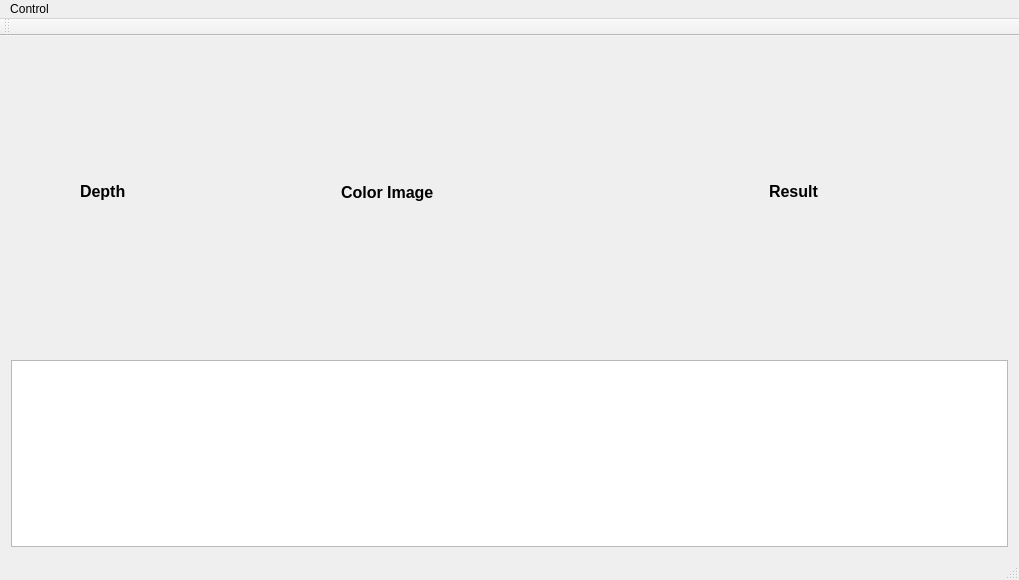
First picture: the form in mainwindow.ui, repository tony2278/AutomaticGrab, before the edit.
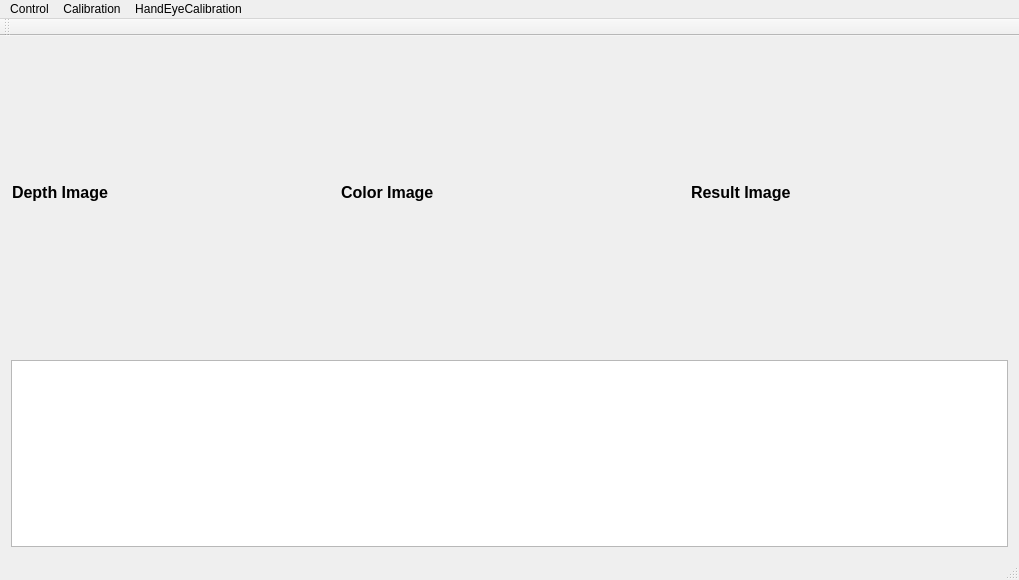
Second picture: the form after the edit.

```diff
--- a/mainwindow.ui
+++ b/mainwindow.ui
@@ -34,19 +34,19 @@
      <widget class="QWidget" name="widget" native="true">
       <layout class="QHBoxLayout" name="horizontalLayout" stretch="1,1,1">
        <property name="spacing">
-        <number>0</number>
+        <number>1</number>
        </property>
        <property name="leftMargin">
-        <number>0</number>
+        <number>1</number>
        </property>
        <property name="topMargin">
-        <number>0</number>
+        <number>1</number>
        </property>
        <property name="rightMargin">
-        <number>0</number>
+        <number>1</number>
        </property>
        <property name="bottomMargin">
-        <number>0</number>
+        <number>1</number>
        </property>
        <item>
         <widget class="QWidget" name="widget_Depth" native="true">
@@ -57,15 +57,9 @@
            <bold>false</bold>
           </font>
          </property>
-         <widget class="QLabel" name="label_2">
-          <property name="geometry">
-           <rect>
-            <x>80</x>
-            <y>130</y>
-            <width>161</width>
-            <height>51</height>
-           </rect>
-          </property>
+         <layout class="QVBoxLayout" name="verticalLayout_5">
+          <item>
+           <widget class="QLabel" name="labelDepth">
           <property name="font">
            <font>
             <pointsize>12</pointsize>
@@ -74,9 +68,14 @@
            </font>
           </property>
           <property name="text">
-           <string>Depth</string>
-          </property>
-         </widget>
+             <string>Depth Image</string>
+            </property>
+            <property name="scaledContents">
+             <bool>true</bool>
+            </property>
+           </widget>
+          </item>
+         </layout>
         </widget>
        </item>
        <item>
@@ -119,15 +118,9 @@
        </item>
        <item>
         <widget class="QWidget" name="widget_Result" native="true">
-         <widget class="QLabel" name="label">
-          <property name="geometry">
-           <rect>
-            <x>90</x>
-            <y>130</y>
-            <width>181</width>
-            <height>51</height>
-           </rect>
-          </property>
+         <layout class="QVBoxLayout" name="verticalLayout_4">
+          <item>
+           <widget class="QLabel" name="labelResult">
           <property name="font">
            <font>
             <pointsize>12</pointsize>
@@ -136,9 +129,14 @@
            </font>
           </property>
           <property name="text">
-           <string>Result</string>
-          </property>
-         </widget>
+             <string>Result Image</string>
+            </property>
+            <property name="scaledContents">
+             <bool>true</bool>
+            </property>
+           </widget>
+          </item>
+         </layout>
         </widget>
        </item>
       </layout>
@@ -174,7 +172,24 @@
     <addaction name="actionTake_Ply"/>
     <addaction name="actionExit"/>
    </widget>
+   <widget class="QMenu" name="menuCalibration">
+    <property name="title">
+     <string>Calibration</string>
+    </property>
+    <addaction name="actionBinocular_Calibration"/>
+    <addaction name="actionPlane_Calibration"/>
+    <addaction name="actionCalibrationBoard"/>
+   </widget>
+   <widget class="QMenu" name="menuHandEyeCalibration">
+    <property name="title">
+     <string>HandEyeCalibration</string>
+    </property>
+    <addaction name="actionEyeOnHand"/>
+    <addaction name="actionEyeOffHanf"/>
+   </widget>
    <addaction name="menuControl"/>
+   <addaction name="menuCalibration"/>
+   <addaction name="menuHandEyeCalibration"/>
   </widget>
   <widget class="QToolBar" name="mainToolBar">
    <attribute name="toolBarArea">
```
Left out of the diff: 25 changed lines with no effect on the pictures. Lines whose indentation alone changed are shown as unchanged.
